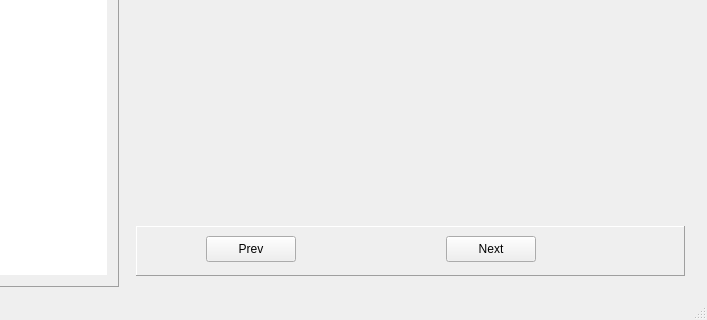
First picture: the form in MainWindow.ui, repository CristianDavid/QtRatWalk, before the edit; both pictures show x 86 to 793 and y 147 to 467 of the 793 by 467 pixel window.
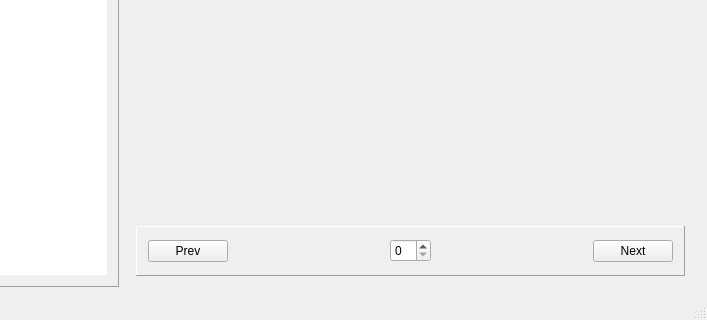
Second picture: the form after the edit. Custom widgets are drawn as their Qt base class.

Commit message: Se agregó la opción para eliminar punto y para poder ver el frame actual

```diff
--- a/MainWindow.ui
+++ b/MainWindow.ui
@@ -190,32 +190,51 @@
          <property name="frameShadow">
           <enum>QFrame::Raised</enum>
          </property>
+         <layout class="QHBoxLayout" name="horizontalLayout_3">
+          <item>
          <widget class="QPushButton" name="btnPrev">
-          <property name="geometry">
-           <rect>
-            <x>70</x>
-            <y>10</y>
-            <width>90</width>
-            <height>26</height>
-           </rect>
-          </property>
           <property name="text">
            <string>Prev</string>
           </property>
          </widget>
+          </item>
+          <item>
+           <spacer name="horizontalSpacer">
+            <property name="orientation">
+             <enum>Qt::Horizontal</enum>
+            </property>
+            <property name="sizeHint" stdset="0">
+             <size>
+              <width>40</width>
+              <height>20</height>
+             </size>
+            </property>
+           </spacer>
+          </item>
+          <item>
+           <widget class="QSpinBox" name="spinBoxCambiarFrame"/>
+          </item>
+          <item>
+           <spacer name="horizontalSpacer_2">
+            <property name="orientation">
+             <enum>Qt::Horizontal</enum>
+            </property>
+            <property name="sizeHint" stdset="0">
+             <size>
+              <width>40</width>
+              <height>20</height>
+             </size>
+            </property>
+           </spacer>
+          </item>
+          <item>
          <widget class="QPushButton" name="btnNext">
-          <property name="geometry">
-           <rect>
-            <x>310</x>
-            <y>10</y>
-            <width>90</width>
-            <height>26</height>
-           </rect>
-          </property>
           <property name="text">
            <string>Next</string>
           </property>
          </widget>
+          </item>
+         </layout>
         </widget>
        </item>
       </layout>
```
Left out of the diff: 8 changed lines with no effect on the pictures. Lines whose indentation alone changed are shown as unchanged. The commit also changes 6 other files.
